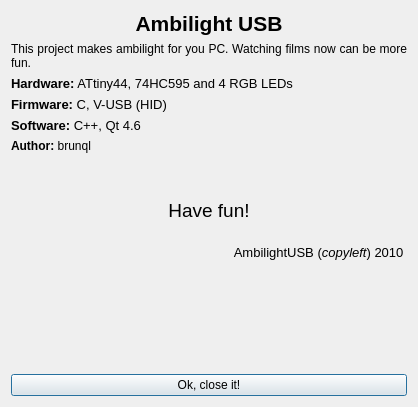
The window that Software/src/aboutdialog.ui (Atarity/Lightpack) describes before a commit, drawn with Qt 5.
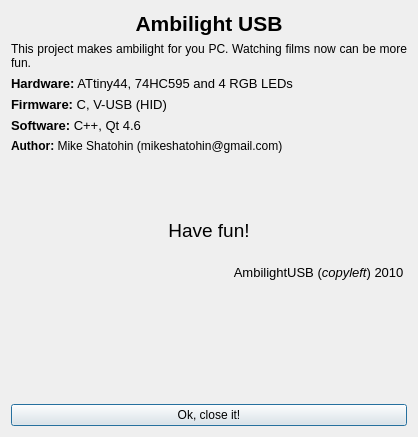
The same window after the commit. Icons and pictures are not drawn.

Commit message: Software: added firmware version to about dialog; AmbilightUsb class: added function to read firmware version; About dialog: added author e-mail;

Diff of the .ui file:
```diff
--- a/Software/src/aboutdialog.ui
+++ b/Software/src/aboutdialog.ui
@@ -7,7 +7,7 @@
     <x>0</x>
     <y>0</y>
     <width>418</width>
-    <height>407</height>
+    <height>437</height>
    </rect>
   </property>
   <property name="minimumSize">
@@ -147,7 +147,7 @@
    <item>
     <widget class="QLabel" name="label_5">
      <property name="text">
-      <string>&lt;b&gt;Author:&lt;/b&gt; brunql</string>
+      <string>&lt;b&gt;Author:&lt;/b&gt; Mike Shatohin (mikeshatohin@gmail.com)</string>
      </property>
      <property name="margin">
       <number>3</number>
@@ -170,7 +170,17 @@
    <item>
     <widget class="QLabel" name="labelVersionHardware">
      <property name="text">
-      <string> </string>
+      <string/>
+     </property>
+     <property name="margin">
+      <number>3</number>
+     </property>
+    </widget>
+   </item>
+   <item>
+    <widget class="QLabel" name="labelVersionFirmware">
+     <property name="text">
+      <string/>
      </property>
      <property name="margin">
       <number>3</number>
```
Left out of the diff: 5 changed lines with no effect on the pictures. The commit also changes 6 other files.
